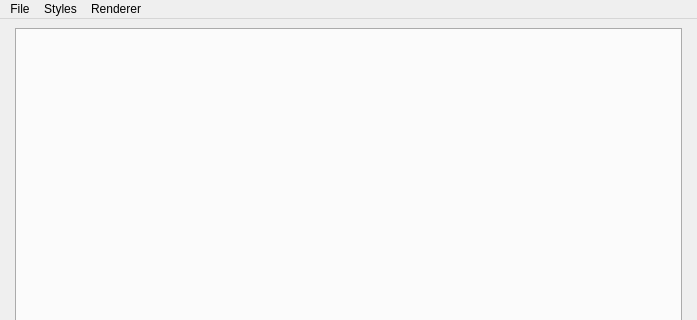
Old version of the form sandbox/UI/MainWindow/MainWindow.ui in the repository Lonartie/GraphicsSandbox; both pictures show x 0 to 697 and y 0 to 320 of the 697 by 482 pixel window.
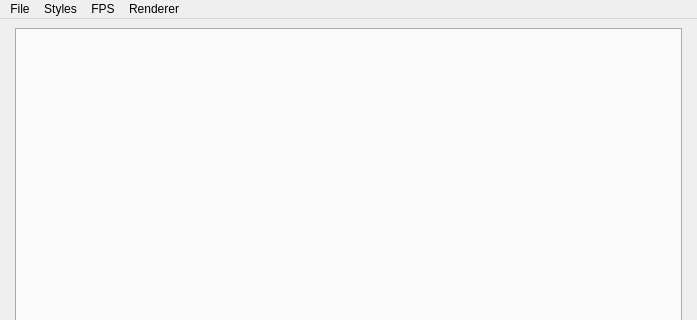
New version of the form. Custom widgets are drawn as their Qt base class.

Commit message: added fps menu

```diff
--- a/sandbox/UI/MainWindow/MainWindow.ui
+++ b/sandbox/UI/MainWindow/MainWindow.ui
@@ -67,8 +67,14 @@
      <string>Styles</string>
     </property>
    </widget>
+   <widget class="QMenu" name="menuFPS">
+    <property name="title">
+     <string>FPS</string>
+    </property>
+   </widget>
    <addaction name="menuFile"/>
    <addaction name="styles"/>
+   <addaction name="menuFPS"/>
    <addaction name="renderer"/>
   </widget>
   <widget class="QStatusBar" name="statusbar"/>
```
The commit also changes 11 other files.
